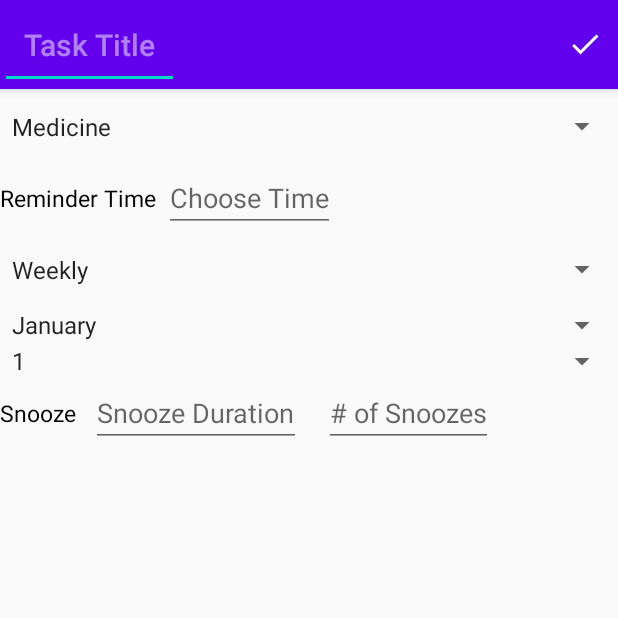
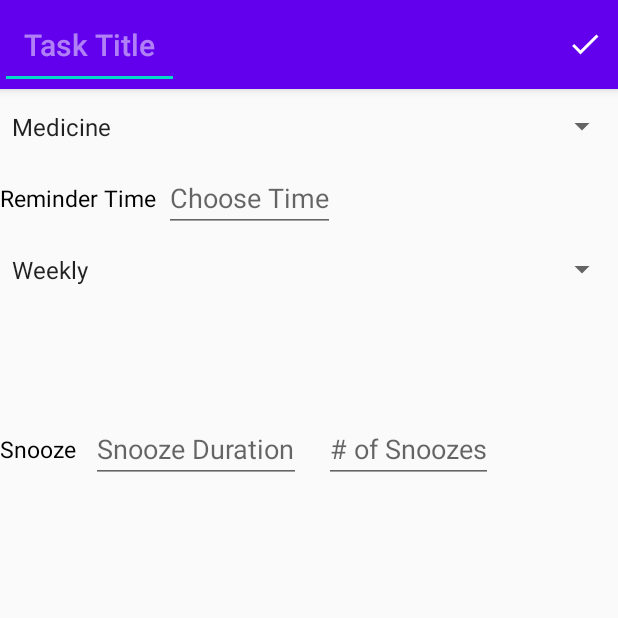
Before and after one commit to GNG2101-Group12/Multi-Reminder-App, an Android app: the CreateReminderActivity screen opened directly, with no data from a screen before it, on a phone screen of 412 x 824 dp, the top half of it. Run offline under Robolectric (Android 15) with nearby library versions, the phone set to English and light mode, and no system bars; libraries missing offline, so code that uses them is left out: mobi.upod.timedurationpicker.

```diff
--- a/app/src/main/res/layout/activity_create_reminder.xml
+++ b/app/src/main/res/layout/activity_create_reminder.xml
@@ -212,20 +212,19 @@
 
 <!--    Month Frequency-->
     <Spinner
-        android:id="@+id/DaySpinner"
+        android:id="@+id/MonthlyView"
         android:layout_width="fill_parent"
         android:layout_height="wrap_content"
-        android:drawSelectorOnTop="true"
         android:entries="@array/Days"
-        android:visibility="gone"/>
+        android:visibility="invisible"/>
 
 <!--    Yearly Frequency-->
     <LinearLayout
-
+        android:id="@+id/YearlyView"
         android:layout_width="match_parent"
         android:layout_height="wrap_content"
         android:orientation="vertical"
-        android:visibility="visible">
+        android:visibility="invisible">
 
         <Spinner
             android:layout_width="fill_parent"
```
